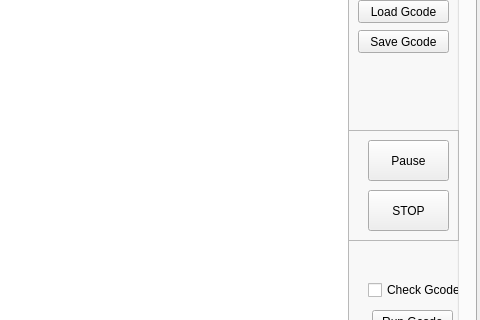
Qt form GuiXYZ_V1.ui (fedetony/GUI_XYZ_GImage) before a commit; both pictures show x 84 to 564 and y 155 to 475 of the 564 by 618 pixel window.
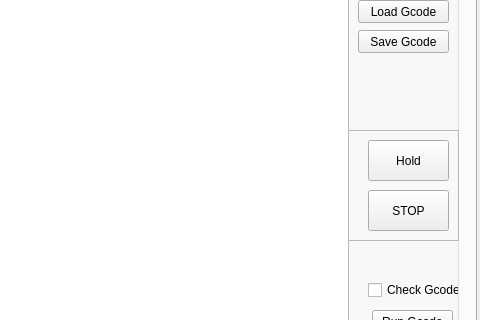
The same form after that commit. The open tabs and pages were chosen to show the change. Icons and pictures are not drawn.

Commit message:
Changed Naminig of objects from Stop to pause resume Added pause resume functionality Added Marlin 2.0.6 FG modified support
Known bugs:
Initial position set to 0,0,0 instead of initial machine read position.

Stop event M410 kills com Port, communication.
Stop event while g28 kills machine.

```diff
--- a/GuiXYZ_V1.ui
+++ b/GuiXYZ_V1.ui
@@ -1199,7 +1199,7 @@
          </rect>
         </property>
         <property name="text">
-         <string>Pause</string>
+         <string>Hold</string>
         </property>
         <property name="icon">
          <iconset>
```
Left out of the diff: 2 changed lines with no effect on the pictures. The commit also changes 2 other files.
